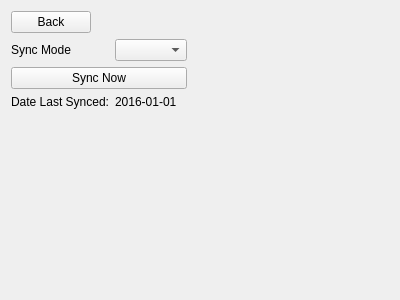
Old version of the form views/settingsview.ui in the repository Vermont-EPSCoR/Macroinvertebrates.
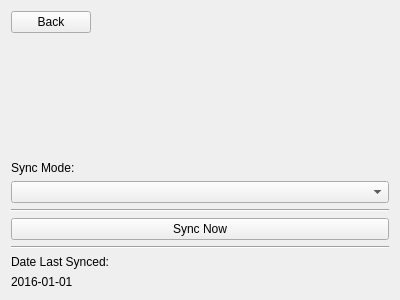
New version of the form.

Patch:
```diff
--- a/views/settingsview.ui
+++ b/views/settingsview.ui
@@ -39,69 +39,62 @@
     </layout>
    </item>
    <item>
-    <layout class="QHBoxLayout" name="horizontalLayout_2">
+    <spacer name="verticalSpacer">
+     <property name="orientation">
+      <enum>Qt::Vertical</enum>
+     </property>
+     <property name="sizeHint" stdset="0">
+      <size>
+       <width>20</width>
+       <height>132</height>
+      </size>
+     </property>
+    </spacer>
+   </item>
      <item>
-      <layout class="QGridLayout" name="gridLayout">
-       <item row="0" column="0">
         <widget class="QLabel" name="label">
          <property name="text">
-          <string>Sync Mode</string>
+      <string>Sync Mode:</string>
          </property>
         </widget>
        </item>
-       <item row="0" column="1">
+   <item>
         <widget class="QComboBox" name="syncModeComboBox"/>
        </item>
-       <item row="1" column="0" colspan="2">
+   <item>
+    <widget class="Line" name="line_2">
+     <property name="orientation">
+      <enum>Qt::Horizontal</enum>
+     </property>
+    </widget>
+   </item>
+   <item>
         <widget class="QPushButton" name="syncButton">
          <property name="text">
           <string>Sync Now</string>
          </property>
         </widget>
        </item>
-       <item row="2" column="0">
+   <item>
+    <widget class="Line" name="line_3">
+     <property name="orientation">
+      <enum>Qt::Horizontal</enum>
+     </property>
+    </widget>
+   </item>
+   <item>
         <widget class="QLabel" name="label_2">
          <property name="text">
           <string>Date Last Synced:</string>
          </property>
         </widget>
        </item>
-       <item row="2" column="1">
+   <item>
         <widget class="QLabel" name="lastSyncLabel">
          <property name="text">
           <string>2016-01-01</string>
          </property>
         </widget>
-       </item>
-      </layout>
-     </item>
-     <item>
-      <spacer name="horizontalSpacer_2">
-       <property name="orientation">
-        <enum>Qt::Horizontal</enum>
-       </property>
-       <property name="sizeHint" stdset="0">
-        <size>
-         <width>40</width>
-         <height>20</height>
-        </size>
-       </property>
-      </spacer>
-     </item>
-    </layout>
-   </item>
-   <item>
-    <spacer name="verticalSpacer">
-     <property name="orientation">
-      <enum>Qt::Vertical</enum>
-     </property>
-     <property name="sizeHint" stdset="0">
-      <size>
-       <width>20</width>
-       <height>132</height>
-      </size>
-     </property>
-    </spacer>
    </item>
   </layout>
  </widget>
```
Lines whose indentation alone changed are shown as unchanged.
